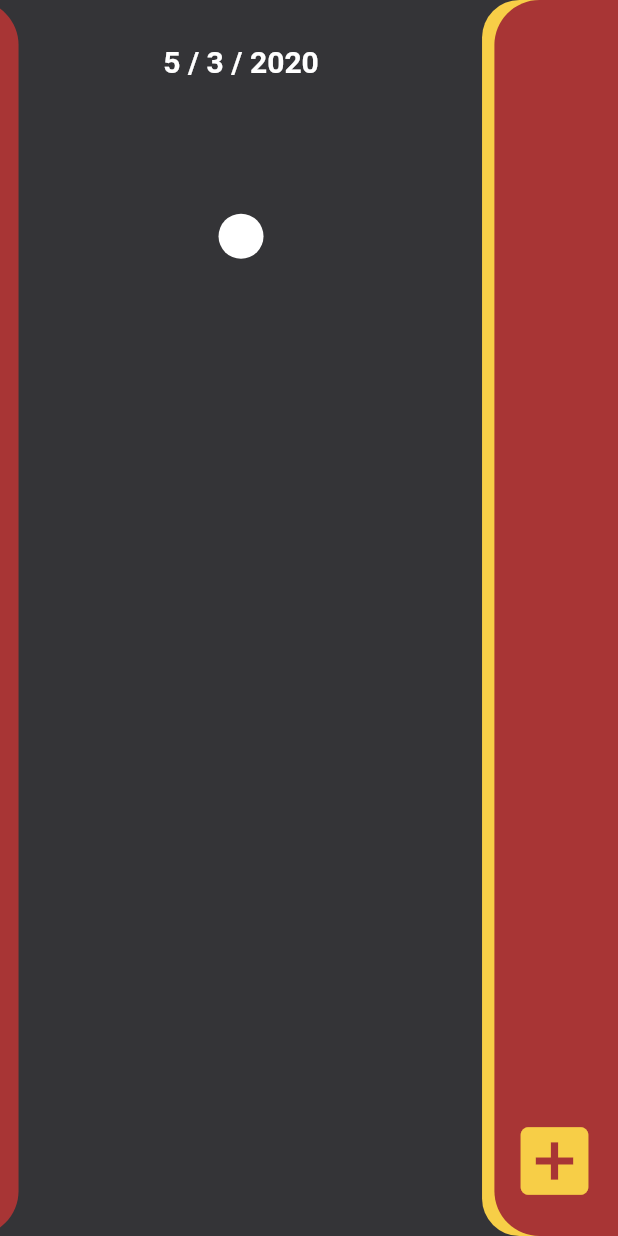
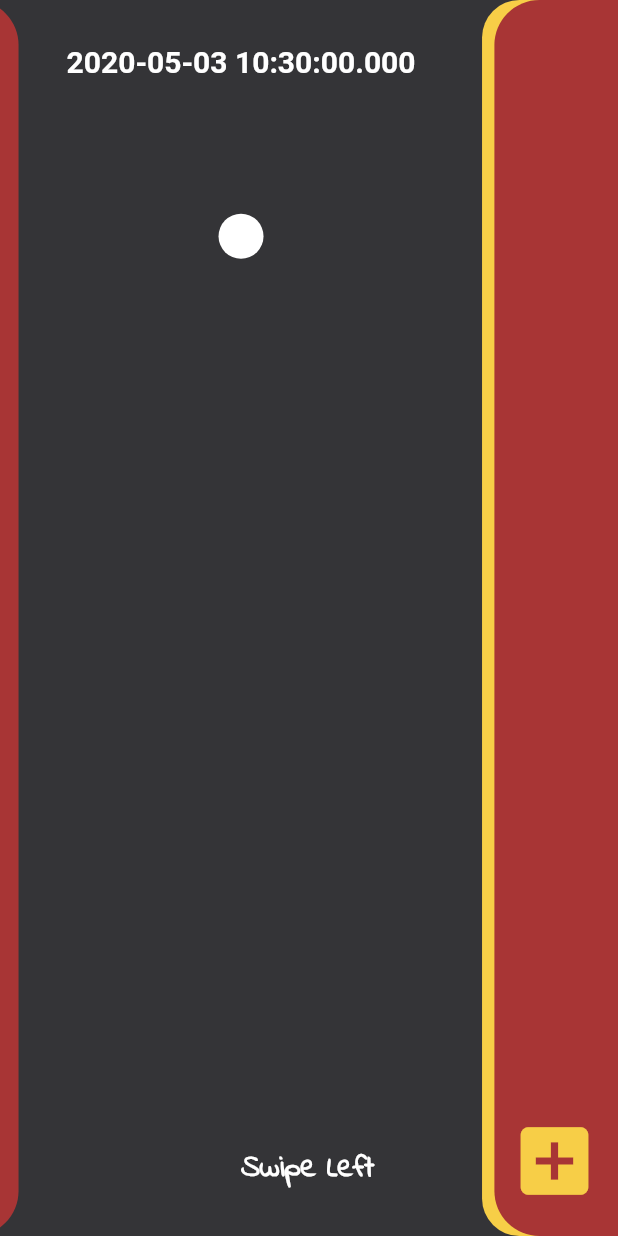
Before and after one commit to burhanhaq/ProductivePomo, a Flutter app: the first screen one second after launch, on a phone screen of 412 x 824 dp. Run offline on Flutter 3.47's test engine with Material 2 defaults, Android fonts, the phone set to English and light mode, and no system bars; our stand-ins replace sqflite; accounts and stored records are empty.

Commit message:
Added help text for starting up to swipe left

```diff
--- a/lib/screens/home/home_screen.dart
+++ b/lib/screens/home/home_screen.dart
@@ -125,6 +125,24 @@ class _HomeState extends State<Home> with TickerProviderStateMixin {
                   overflow: Overflow.visible,
                   children: <Widget>[
                     Positioned(
+                      left:
+                          MediaQuery.of(context).size.width * kGreyAreaMul / 2,
+                      bottom: 30,
+                      child: Offstage(
+                        offstage: CardModel.cardModelsX.length > 1,
+                        child: Text(
+                          'Swipe Left',
+                          style: TextStyle(
+                            fontSize: 20,
+                            fontWeight: FontWeight.bold,
+                            color: white,
+                            fontFamily: 'IndieFlower',
+                            decoration: TextDecoration.none,
+                          ),
+                        ),
+                      ),
+                    ),
+                    Positioned(
                       top: 0,
                       child: Container(
                         alignment: Alignment.center,
@@ -140,7 +158,7 @@ class _HomeState extends State<Home> with TickerProviderStateMixin {
 //                          ),
                         ),
                         child: Text(
-                          '${dateTime.month.toString()} / ${dateTime.day.toString()} / ${dateTime.year.toString()}',
+                          dateTime.toString(),
                           style: TextStyle(
                             fontSize: 20,
                             fontWeight: FontWeight.bold,
```
